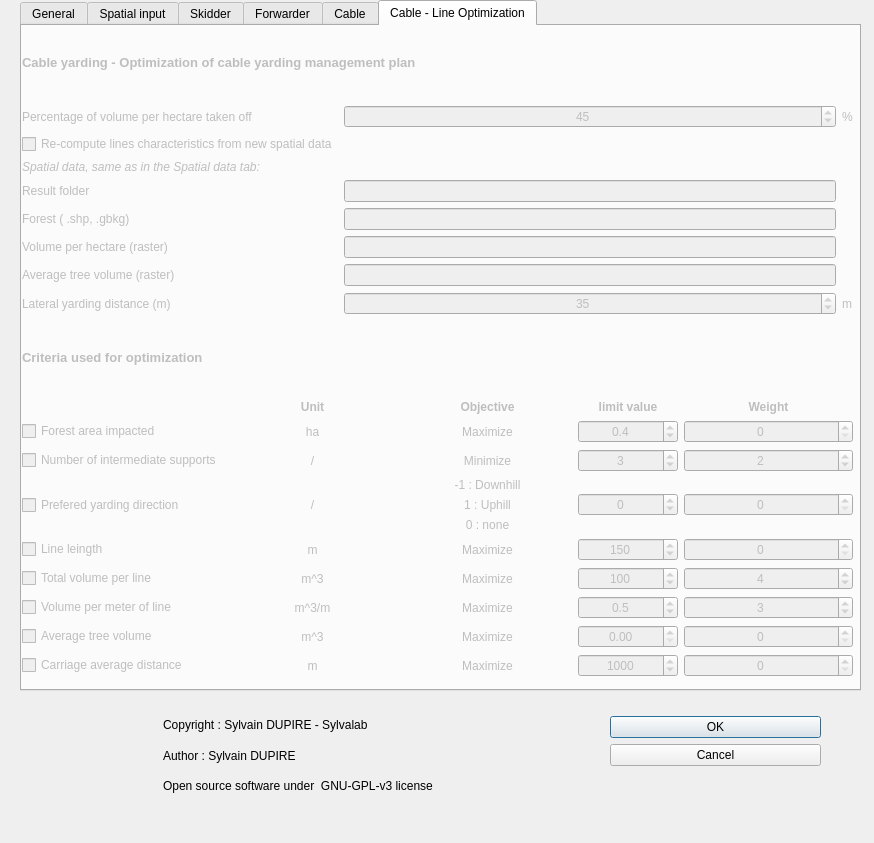
First picture: the form in sylvaccess_plugin/sylvaccess_plugin_dialog_base.ui, repository Tijjat/Sylvaccess_qgis_plugin, before the edit.
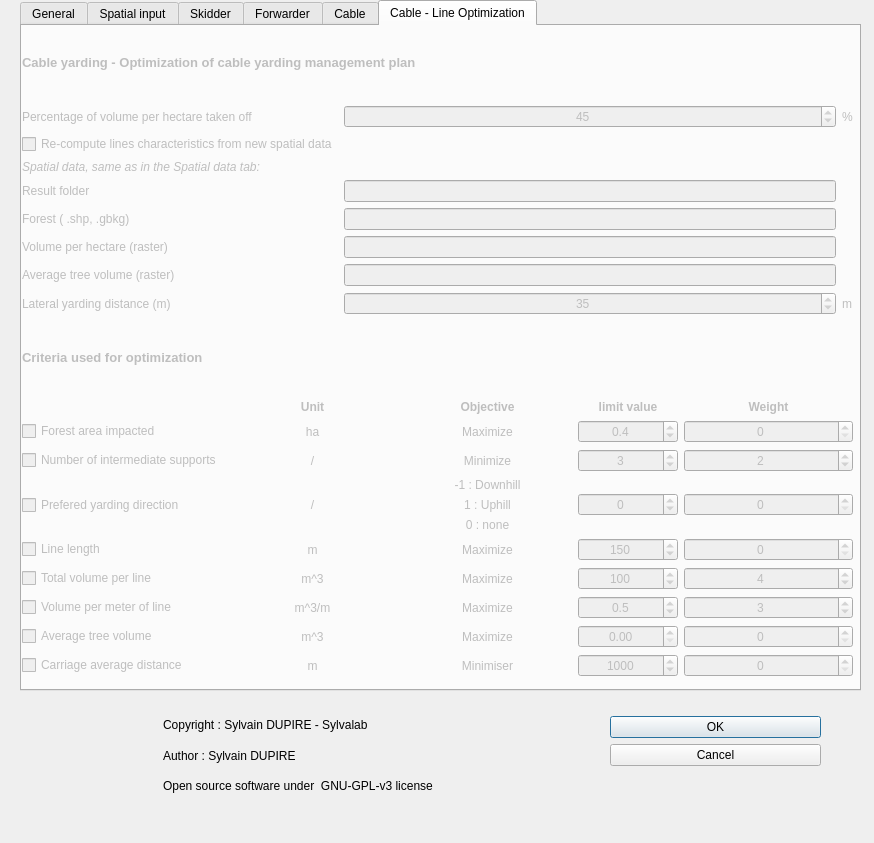
Second picture: the form after the edit. The open tabs and pages were chosen to show the change. Icons and pictures are not drawn.

Patch:
```diff
--- a/sylvaccess_plugin/sylvaccess_plugin_dialog_base.ui
+++ b/sylvaccess_plugin/sylvaccess_plugin_dialog_base.ui
@@ -4360,7 +4360,7 @@
         <item row="4" column="0">
          <widget class="QCheckBox" name="checkBox_104">
           <property name="text">
-           <string>Line leingth</string>
+           <string>Line length</string>
           </property>
          </widget>
         </item>
@@ -4519,7 +4519,7 @@
         <item row="8" column="2">
          <widget class="QLabel" name="label_136">
           <property name="text">
-           <string>Maximize</string>
+           <string>Minimiser</string>
           </property>
           <property name="alignment">
            <set>Qt::AlignCenter</set>
```
Left out of the diff: 2 changed lines with no effect on the pictures.
